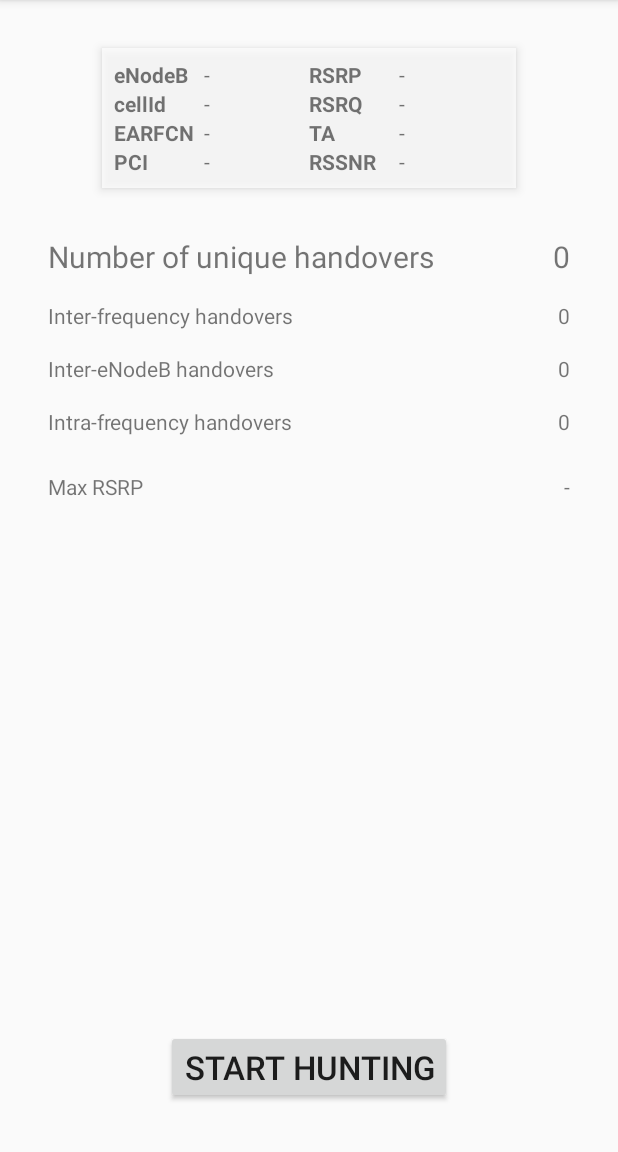
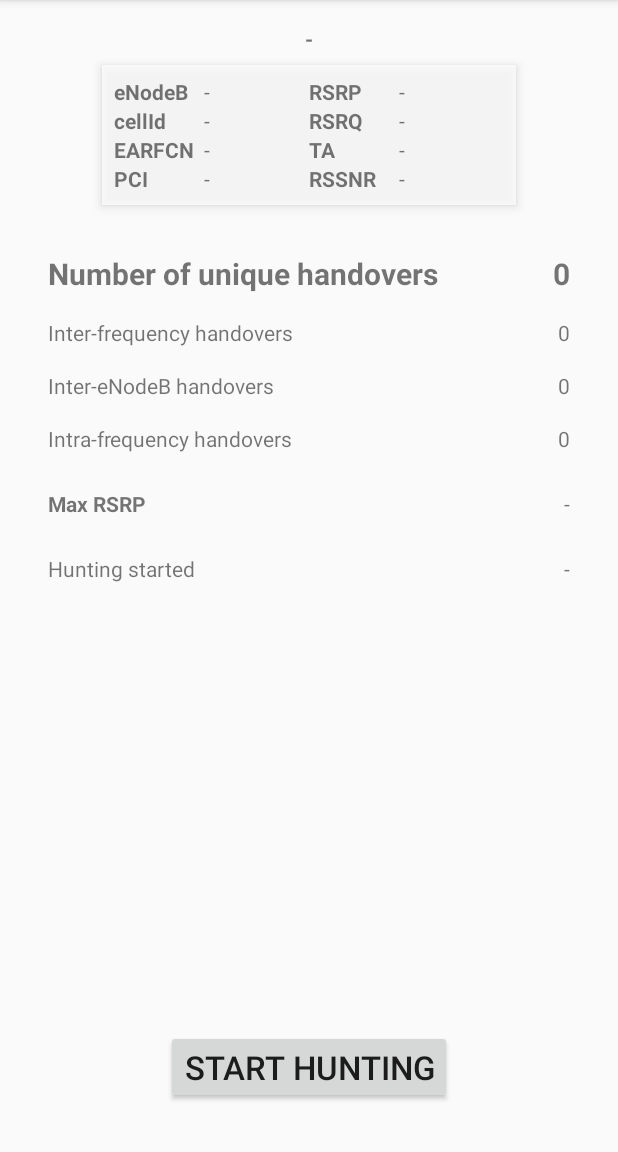
Before and after one commit to pcigehn/CellHunting, an Android app: the screen it shows after launch (MainActivity), on a phone screen of 412 x 824 dp, the part 84-1236 px from its top. Run offline under Robolectric (Android 15) with nearby library versions, the phone set to English and light mode, and no system bars; 1 statement that could not run was skipped.

Commit message:
Add hunting start and state. Long press to start/stop.

```diff
--- a/app/src/main/AndroidManifest.xml
+++ b/app/src/main/AndroidManifest.xml
@@ -6,6 +6,7 @@
 
     <uses-permission android:name="android.permission.ACCESS_COARSE_LOCATION" />
     <uses-permission android:name="android.permission.FOREGROUND_SERVICE" />
+    <uses-permission android:name="android.permission.ACCESS_NETWORK_STATE" />
     <uses-permission android:name="android.permission.INTERNET" />
 
     <application
--- a/app/src/main/java/se/pcprogramkonsult/cellhunting/core/HuntingRepository.java
+++ b/app/src/main/java/se/pcprogramkonsult/cellhunting/core/HuntingRepository.java
@@ -10,6 +10,7 @@ import androidx.annotation.Nullable;
 import androidx.lifecycle.LiveData;
 import androidx.lifecycle.MutableLiveData;
 
+import java.util.Date;
 import java.util.HashSet;
 import java.util.Set;
 
@@ -32,10 +33,14 @@ public class HuntingRepository {
     private final MutableLiveData<Integer> mNoOfInterENodeBHandovers = new MutableLiveData<>();
     private final MutableLiveData<Integer> mNoOfIntraFreqHandovers = new MutableLiveData<>();
     private final MutableLiveData<Integer> mMaxRsrp = new MutableLiveData<>();
+    private final MutableLiveData<Date> mHuntingStart = new MutableLiveData<>();
+    private final MutableLiveData<HuntingState> mHuntingState = new MutableLiveData<>();
 
     private HuntingRepository(final Application application) {
         mApplication = application;
         mCurrentServingCellMeasurement.setValue(null);
+        mHuntingStart.setValue(null);
+        mHuntingState.setValue(null);
         clearHuntingScores();
     }
 
@@ -80,12 +85,22 @@ public class HuntingRepository {
         return mMaxRsrp;
     }
 
+    @NonNull
+    public MutableLiveData<Date> getHuntingStart() {
+        return mHuntingStart;
+    }
+
+    @NonNull
+    public MutableLiveData<HuntingState> getHuntingState() {
+        return mHuntingState;
+    }
+
     void updateServingCellMeasurement(@Nullable CellInfoLte currentServingCell) {
         mCurrentServingCellMeasurement.postValue(currentServingCell);
         if (currentServingCell != null) {
             CellSignalStrengthLte currentSignalStrength = currentServingCell.getCellSignalStrength();
             int rsrp = currentSignalStrength.getRsrp();
-            if (mMaxRsrp.getValue() != null && rsrp > mMaxRsrp.getValue()) {
+            if (rsrp != Integer.MAX_VALUE && mMaxRsrp.getValue() != null && rsrp > mMaxRsrp.getValue()) {
                 mMaxRsrp.postValue(rsrp);
             }
         }
@@ -100,6 +115,14 @@ public class HuntingRepository {
                 (int)mUniqueHandovers.stream().filter(h -> h.getType() == HandoverType.INTER_ENODEB_HANDOVER).count());
         mNoOfIntraFreqHandovers.postValue(
                 (int)mUniqueHandovers.stream().filter(h -> h.getType() == HandoverType.INTRA_FREQ_HANDOVER).count());
+    }
+
+    void resetHuntingStart() {
+        mHuntingStart.setValue(new Date());
+    }
+
+    void setHuntingState(HuntingState huntingState) {
+        mHuntingState.postValue(huntingState);
     }
 
     void clearHuntingScores() {
--- a/app/src/main/java/se/pcprogramkonsult/cellhunting/ui/MainActivity.java
+++ b/app/src/main/java/se/pcprogramkonsult/cellhunting/ui/MainActivity.java
@@ -19,6 +19,7 @@ import androidx.annotation.Nullable;
 import androidx.appcompat.app.AppCompatActivity;
 import androidx.lifecycle.ViewModelProviders;
 
+import java.text.SimpleDateFormat;
 import java.util.Locale;
 
 import se.pcprogramkonsult.cellhunting.R;
@@ -30,6 +31,7 @@ public class MainActivity extends AppCompatActivity {
     private static final String TAG = MainActivity.class.getSimpleName();
 
     private static final int LOCATION_PERMISSION_REQUEST = 0x1000;
+    private static final SimpleDateFormat DATE_FORMAT = new SimpleDateFormat("yyyy-MM-dd HH:mm:ss", Locale.ENGLISH);
 
     private HuntingViewModel mViewModel;
 
@@ -48,6 +50,8 @@ public class MainActivity extends AppCompatActivity {
     private TextView mNoOfInterENodeBHandoversTextView;
     private TextView mNoOfIntraFreqHandoversTextView;
     private TextView mMaxRsrpTextView;
+    private TextView mHuntingStartTextView;
+    private TextView mHuntingStateTextView;
 
     private Button mHuntingButton;
     @Nullable
@@ -92,16 +96,20 @@ public class MainActivity extends AppCompatActivity {
         mNoOfInterENodeBHandoversTextView = findViewById(R.id.noOfInterENodeBHandovers);
         mNoOfIntraFreqHandoversTextView = findViewById(R.id.noOfIntraFreqHandovers);
         mMaxRsrpTextView = findViewById(R.id.maxRsrp);
+        mHuntingStartTextView = findViewById(R.id.huntingStart);
+        mHuntingStateTextView = findViewById(R.id.huntingState);
 
         mHuntingButton = findViewById(R.id.huntingButton);
-        mHuntingButton.setOnClickListener(view -> {
+        mHuntingButton.setOnLongClickListener(view -> {
             if (mIsHuntingCells != null && mService != null) {
                 if (mIsHuntingCells) {
                     mService.stopHunting();
                 } else {
                     mService.startHunting();
                 }
+                return true;
             }
+            return false;
         });
 
         if (checkPermission()) {
@@ -213,6 +221,34 @@ public class MainActivity extends AppCompatActivity {
             }
         });
 
+        mViewModel.getHuntingStart().observe(this, huntingStart -> {
+            if (huntingStart != null) {
+                mHuntingStartTextView.setText(DATE_FORMAT.format(huntingStart));
+            } else {
+                mHuntingStartTextView.setText("-");
+            }
+        });
+
+        mViewModel.getHuntingState().observe(this, huntingState -> {
+            if (huntingState != null) {
+                switch (huntingState) {
+                    case LTE_CONNECTED:
+                        mHuntingStateTextView.setText(R.string.lte_connected);
+                        break;
+
+                    case WIFI_CONNECTED:
+                        mHuntingStateTextView.setText(R.string.wifi_connected);
+                        break;
+
+                    case NON_LTE_CONNECTED:
+                        mHuntingStateTextView.setText(R.string.non_lte_connected);
+                        break;
+                }
+            } else {
+                mHuntingStateTextView.setText("-");
+            }
+        });
+
         mViewModel.getHuntingCells().observe(this, isHuntingCells -> {
             mIsHuntingCells = isHuntingCells;
             if (mIsHuntingCells != null) {
--- a/app/src/main/java/se/pcprogramkonsult/cellhunting/viewmodel/HuntingViewModel.java
+++ b/app/src/main/java/se/pcprogramkonsult/cellhunting/viewmodel/HuntingViewModel.java
@@ -8,8 +8,11 @@ import androidx.lifecycle.AndroidViewModel;
 import androidx.lifecycle.LiveData;
 import androidx.lifecycle.MutableLiveData;
 
+import java.util.Date;
+
 import se.pcprogramkonsult.cellhunting.core.HuntingApp;
 import se.pcprogramkonsult.cellhunting.core.HuntingRepository;
+import se.pcprogramkonsult.cellhunting.core.HuntingState;
 
 public class HuntingViewModel extends AndroidViewModel {
 
@@ -52,6 +55,16 @@ public class HuntingViewModel extends AndroidViewModel {
     }
 
     @NonNull
+    public MutableLiveData<Date> getHuntingStart() {
+        return mRepository.getHuntingStart();
+    }
+
+    @NonNull
+    public MutableLiveData<HuntingState> getHuntingState() {
+        return mRepository.getHuntingState();
+    }
+
+    @NonNull
     public LiveData<Boolean> getHuntingCells() {
         return mRepository.getHuntingCells();
     }
--- a/app/src/main/res/layout/activity_main.xml
+++ b/app/src/main/res/layout/activity_main.xml
@@ -6,17 +6,27 @@
     android:layout_height="match_parent"
     tools:context=".ui.MainActivity">
 
+    <TextView
+        android:id="@+id/huntingState"
+        android:layout_width="wrap_content"
+        android:layout_height="wrap_content"
+        android:layout_marginTop="16dp"
+        android:textStyle="bold"
+        app:layout_constraintEnd_toEndOf="parent"
+        app:layout_constraintStart_toStartOf="parent"
+        app:layout_constraintTop_toTopOf="parent" />
+
     <RelativeLayout
         android:id="@+id/relativeLayout"
         android:layout_width="wrap_content"
         android:layout_height="wrap_content"
-        android:layout_marginTop="32dp"
+        android:layout_marginTop="8dp"
         android:background="#BBFFFFFF"
         android:elevation="4dp"
         android:padding="8dp"
         app:layout_constraintEnd_toEndOf="parent"
         app:layout_constraintStart_toStartOf="parent"
-        app:layout_constraintTop_toTopOf="parent">
+        app:layout_constraintTop_toBottomOf="@+id/huntingState">
 
         <TextView
             android:id="@+id/eNodeBLabel"
@@ -140,16 +150,6 @@
 
     </RelativeLayout>
 
-    <Button
-        android:id="@+id/huntingButton"
-        android:layout_width="wrap_content"
-        android:layout_height="wrap_content"
-        android:layout_marginBottom="32dp"
-        android:textSize="22sp"
-        app:layout_constraintBottom_toBottomOf="parent"
-        app:layout_constraintEnd_toEndOf="parent"
-        app:layout_constraintStart_toStartOf="parent" />
-
     <TextView
         android:id="@+id/totNoOfHandoversLabel"
         android:layout_width="wrap_content"
@@ -158,6 +158,7 @@
         android:layout_marginTop="32dp"
         android:text="@string/number_of_unique_handovers"
         android:textSize="20sp"
+        android:textStyle="bold"
         app:layout_constraintStart_toStartOf="parent"
         app:layout_constraintTop_toBottomOf="@+id/relativeLayout" />
 
@@ -169,6 +170,7 @@
         android:layout_marginEnd="32dp"
         android:text=""
         android:textSize="20sp"
+        android:textStyle="bold"
         app:layout_constraintEnd_toEndOf="parent"
         app:layout_constraintTop_toBottomOf="@+id/relativeLayout" />
 
@@ -232,6 +234,7 @@
         android:layout_height="wrap_content"
         android:layout_marginTop="24dp"
         android:text="@string/max_rsrp"
+        android:textStyle="bold"
         app:layout_constraintStart_toStartOf="@+id/noOfIntraFreqHandoversLabel"
         app:layout_constraintTop_toBottomOf="@+id/noOfIntraFreqHandoversLabel" />
 
@@ -244,4 +247,32 @@
         app:layout_constraintEnd_toEndOf="@+id/noOfIntraFreqHandovers"
         app:layout_constraintTop_toBottomOf="@+id/noOfIntraFreqHandovers" />
 
+    <TextView
+        android:id="@+id/huntingStartLabel"
+        android:layout_width="wrap_content"
+        android:layout_height="wrap_content"
+        android:layout_marginTop="24dp"
+        android:text="@string/hunting_started"
+        app:layout_constraintStart_toStartOf="@+id/maxRspLabel"
+        app:layout_constraintTop_toBottomOf="@+id/maxRspLabel" />
+
+    <TextView
+        android:id="@+id/huntingStart"
+        android:layout_width="wrap_content"
+        android:layout_height="wrap_content"
+        android:layout_marginTop="24dp"
+        android:text=""
+        app:layout_constraintEnd_toEndOf="@+id/maxRsrp"
+        app:layout_constraintTop_toBottomOf="@+id/maxRsrp" />
+
+    <Button
+        android:id="@+id/huntingButton"
+        android:layout_width="wrap_content"
+        android:layout_height="wrap_content"
+        android:layout_marginBottom="32dp"
+        android:textSize="22sp"
+        app:layout_constraintBottom_toBottomOf="parent"
+        app:layout_constraintEnd_toEndOf="parent"
+        app:layout_constraintStart_toStartOf="parent" />
+
 </androidx.constraintlayout.widget.ConstraintLayout>
--- a/app/src/main/res/values/strings.xml
+++ b/app/src/main/res/values/strings.xml
@@ -15,4 +15,8 @@
     <string name="inter_enodeb_handovers">Inter-eNodeB handovers</string>
     <string name="intra_frequency_handovers">Intra-frequency handovers</string>
     <string name="max_rsrp">Max RSRP</string>
+    <string name="hunting_started">Hunting started</string>
+    <string name="lte_connected">Serving LTE cell</string>
+    <string name="wifi_connected">Connected to Wifi! Please turn off Wifi…</string>
+    <string name="non_lte_connected">Serving cell is not LTE! Move to LTE coverage…</string>
 </resources>
```
Also changed, not shown: app/src/main/java/se/pcprogramkonsult/cellhunting/core/HuntingService.java (+56 -22 lines), app/src/main/java/se/pcprogramkonsult/cellhunting/core/HuntingState.java (added, +7 -0 lines).
